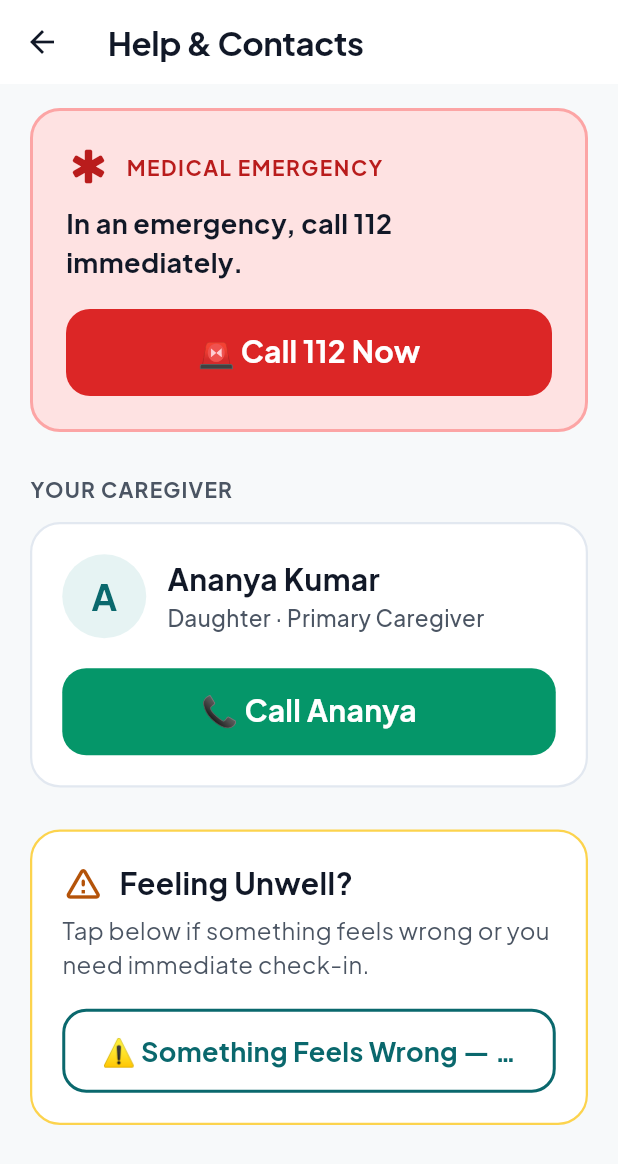
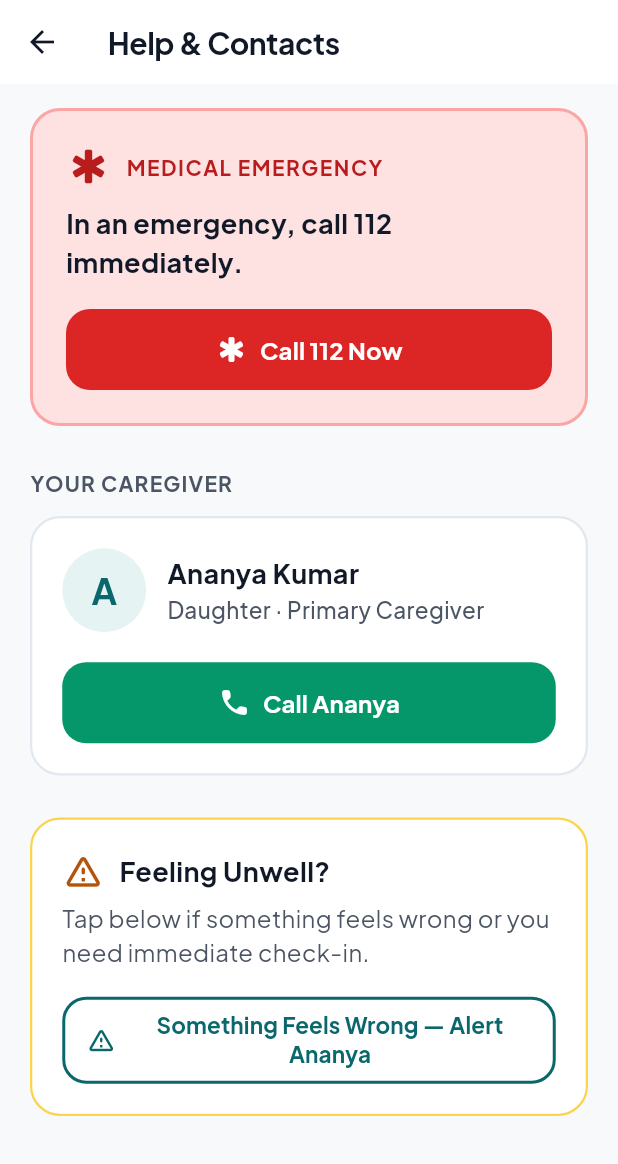
Before and after one commit to Nish344/Dhatri, a Flutter app: the PatientHelpScreen screen opened directly, on a phone screen of 412 x 824 dp. Shown: the top 1164 px of the screen. Run offline on Flutter 3.47's test engine with Material 3 defaults, Android fonts, the phone set to English and light mode, and no system bars; our stand-ins replace google_fonts.

Commit message:
Refactor UI components for improved accessibility and responsiveness; adjust typography sizes and button heights for consistency.

```diff
--- a/dhatri_flutter/lib/core/theme/app_theme.dart
+++ b/dhatri_flutter/lib/core/theme/app_theme.dart
@@ -26,7 +26,7 @@ class AppTheme {
         foregroundColor: AppColors.textPrimary,
         elevation: 0,
         centerTitle: false,
-        titleTextStyle: AppTypography.pageTitle.copyWith(fontSize: 22),
+        titleTextStyle: AppTypography.pageTitle.copyWith(fontSize: 20),
         systemOverlayStyle: SystemUiOverlayStyle.dark,
         surfaceTintColor: Colors.transparent,
       ),
--- a/dhatri_flutter/lib/core/theme/app_typography.dart
+++ b/dhatri_flutter/lib/core/theme/app_typography.dart
@@ -17,33 +17,33 @@ class AppTypography {
   );
 
   static TextStyle get pageTitle => GoogleFonts.plusJakartaSans(
-    fontSize: 28,
+    fontSize: 24,
     fontWeight: FontWeight.w700,
     color: AppColors.textPrimary,
     letterSpacing: -0.3,
+    height: 1.25,
+  );
+
+  static TextStyle get sectionTitle => GoogleFonts.plusJakartaSans(
+    fontSize: 20,
+    fontWeight: FontWeight.w600,
+    color: AppColors.textPrimary,
+    letterSpacing: -0.2,
     height: 1.3,
   );
 
-  static TextStyle get sectionTitle => GoogleFonts.plusJakartaSans(
-    fontSize: 22,
-    fontWeight: FontWeight.w600,
-    color: AppColors.textPrimary,
-    letterSpacing: -0.2,
-    height: 1.35,
-  );
-
   static TextStyle get cardTitle => GoogleFonts.plusJakartaSans(
-    fontSize: 20,
+    fontSize: 18,
     fontWeight: FontWeight.w700,
     color: AppColors.textPrimary,
     height: 1.3,
   );
 
   static TextStyle get primaryAction => GoogleFonts.plusJakartaSans(
-    fontSize: 20,
+    fontSize: 16,
     fontWeight: FontWeight.w700,
     color: AppColors.textOnPrimary,
-    letterSpacing: 0.2,
+    letterSpacing: 0.1,
   );
 
   static TextStyle get bodyLarge => GoogleFonts.plusJakartaSans(
--- a/dhatri_flutter/lib/ui/components/dhatri_buttons.dart
+++ b/dhatri_flutter/lib/ui/components/dhatri_buttons.dart
@@ -2,7 +2,7 @@ import 'package:flutter/material.dart';
 import '../../core/theme/app_colors.dart';
 import '../../core/theme/app_typography.dart';
 
-/// Primary action button designed to exceed 48x48 touch targets (default: 60dp height).
+/// Primary action button designed to meet accessible touch targets with responsive auto-fit.
 class DhatriPrimaryButton extends StatelessWidget {
   final String label;
   final VoidCallback? onPressed;
@@ -19,7 +19,7 @@ class DhatriPrimaryButton extends StatelessWidget {
     this.icon,
     this.backgroundColor,
     this.foregroundColor,
-    this.height = 60.0,
+    this.height = 56.0,
     this.isLoading = false,
   });
 
@@ -28,9 +28,11 @@ class DhatriPrimaryButton extends StatelessWidget {
     final bg = backgroundColor ?? AppColors.primary;
     final fg = foregroundColor ?? AppColors.textOnPrimary;
 
-    return SizedBox(
-      height: height,
-      width: double.infinity,
+    return ConstrainedBox(
+      constraints: BoxConstraints(
+        minHeight: height,
+        minWidth: double.infinity,
+      ),
       child: ElevatedButton(
         onPressed: isLoading ? null : onPressed,
         style: ElevatedButton.styleFrom(
@@ -41,12 +43,12 @@ class DhatriPrimaryButton extends StatelessWidget {
           shape: RoundedRectangleBorder(
             borderRadius: BorderRadius.circular(16),
           ),
-          padding: const EdgeInsets.symmetric(horizontal: 20),
+          padding: const EdgeInsets.symmetric(horizontal: 16, vertical: 12),
         ),
         child: isLoading
             ? SizedBox(
-                height: 24,
-                width: 24,
+                height: 22,
+                width: 22,
                 child: CircularProgressIndicator(
                   strokeWidth: 2.5,
                   valueColor: AlwaysStoppedAnimation<Color>(fg),
@@ -54,17 +56,23 @@ class DhatriPrimaryButton extends StatelessWidget {
               )
             : Row(
                 mainAxisAlignment: MainAxisAlignment.center,
+                mainAxisSize: MainAxisSize.min,
                 children: [
                   if (icon != null) ...[
-                    Icon(icon, size: 26, color: fg),
-                    const SizedBox(width: 10),
+                    Icon(icon, size: 22, color: fg),
+                    const SizedBox(width: 8),
                   ],
                   Flexible(
                     child: Text(
                       label,
-                      style: AppTypography.primaryAction.copyWith(color: fg),
+                      style: AppTypography.primaryAction.copyWith(
+                        color: fg,
+                        fontSize: 16,
+                        height: 1.25,
+                      ),
                       textAlign: TextAlign.center,
-                      maxLines: 1,
+                      maxLines: 2,
+                      softWrap: true,
                       overflow: TextOverflow.ellipsis,
                     ),
                   ),
@@ -75,7 +83,7 @@ class DhatriPrimaryButton extends StatelessWidget {
   }
 }
 
-/// Accessible Secondary/Outlined button.
+/// Accessible Secondary/Outlined button with responsive auto-fit.
 class DhatriSecondaryButton extends StatelessWidget {
   final String label;
   final VoidCallback? onPressed;
@@ -87,14 +95,16 @@ class DhatriSecondaryButton extends StatelessWidget {
     required this.label,
     required this.onPressed,
     this.icon,
-    this.height = 54.0,
+    this.height = 52.0,
   });
 
   @override
   Widget build(BuildContext context) {
-    return SizedBox(
-      height: height,
-      width: double.infinity,
+    return ConstrainedBox(
+      constraints: BoxConstraints(
+        minHeight: height,
+        minWidth: double.infinity,
+      ),
       child: OutlinedButton(
         onPressed: onPressed,
         style: OutlinedButton.styleFrom(
@@ -103,23 +113,26 @@ class DhatriSecondaryButton extends StatelessWidget {
           shape: RoundedRectangleBorder(
             borderRadius: BorderRadius.circular(16),
           ),
-          padding: const EdgeInsets.symmetric(horizontal: 20),
+          padding: const EdgeInsets.symmetric(horizontal: 16, vertical: 10),
         ),
         child: Row(
           mainAxisAlignment: MainAxisAlignment.center,
+          mainAxisSize: MainAxisSize.min,
           children: [
             if (icon != null) ...[
-              Icon(icon, size: 24, color: AppColors.primary),
-              const SizedBox(width: 10),
+              Icon(icon, size: 20, color: AppColors.primary),
+              const SizedBox(width: 8),
             ],
             Flexible(
               child: Text(
                 label,
                 style: AppTypography.primaryAction.copyWith(
                   color: AppColors.primary,
-                  fontSize: 18,
+                  fontSize: 15,
+                  height: 1.25,
                 ),
-                maxLines: 1,
+                maxLines: 2,
+                softWrap: true,
                 overflow: TextOverflow.ellipsis,
                 textAlign: TextAlign.center,
               ),
@@ -131,7 +144,7 @@ class DhatriSecondaryButton extends StatelessWidget {
   }
 }
 
-/// Extra Large Call button (70dp height) for Voice Interaction.
+/// Extra Large Call button (accessible min 68dp touch target) for Voice Interaction.
 class DhatriCallButton extends StatelessWidget {
   final String label;
   final VoidCallback onPressed;
@@ -148,8 +161,11 @@ class DhatriCallButton extends StatelessWidget {
 
   @override
   Widget build(BuildContext context) {
-    return SizedBox(
-      height: 72,
+    return ConstrainedBox(
+      constraints: const BoxConstraints(
+        minHeight: 68,
+        minWidth: double.infinity,
+      ),
       child: ElevatedButton(
         onPressed: onPressed,
         style: ElevatedButton.styleFrom(
@@ -159,21 +175,26 @@ class DhatriCallButton extends StatelessWidget {
           shape: RoundedRectangleBorder(
             borderRadius: BorderRadius.circular(20),
           ),
+          padding: const EdgeInsets.symmetric(horizontal: 20, vertical: 12),
         ),
         child: Row(
           mainAxisAlignment: MainAxisAlignment.center,
+          mainAxisSize: MainAxisSize.min,
           children: [
-            Icon(icon, size: 32, color: Colors.white),
+            Icon(icon, size: 30, color: Colors.white),
             const SizedBox(width: 12),
             Flexible(
               child: Text(
                 label,
                 style: AppTypography.displayLarge.copyWith(
-                  fontSize: 22,
+                  fontSize: 20,
                   color: Colors.white,
+                  height: 1.2,
                 ),
-                maxLines: 1,
+                maxLines: 2,
+                softWrap: true,
                 overflow: TextOverflow.ellipsis,
+                textAlign: TextAlign.center,
               ),
             ),
           ],
--- a/dhatri_flutter/lib/ui/screens/caregiver/caregiver_home_screen.dart
+++ b/dhatri_flutter/lib/ui/screens/caregiver/caregiver_home_screen.dart
@@ -24,8 +24,8 @@ class CaregiverHomeScreen extends StatelessWidget {
         title: Column(
           crossAxisAlignment: CrossAxisAlignment.start,
           children: [
-            Text('Caregiver Dashboard', style: AppTypography.pageTitle.copyWith(fontSize: 22)),
-            Text('Ananya Kumar · Primary Caregiver', style: AppTypography.supporting.copyWith(fontSize: 13)),
+            Text('Caregiver Portal', style: AppTypography.sectionTitle.copyWith(fontSize: 20)),
+            Text('Ananya Kumar · Primary Caregiver', style: AppTypography.supporting.copyWith(fontSize: 12)),
           ],
         ),
         actions: [
--- a/dhatri_flutter/lib/ui/screens/caregiver/patient_detail_screen.dart
+++ b/dhatri_flutter/lib/ui/screens/caregiver/patient_detail_screen.dart
@@ -89,7 +89,8 @@ class PatientDetailScreen extends StatelessWidget {
 
             // Remote Wellness Call Trigger (Guide §13)
             DhatriPrimaryButton(
-              label: '🎙 Initiate Wellness Call Now',
+              label: 'Initiate Wellness Call Now',
+              icon: Icons.mic_rounded,
               onPressed: () {
                 stream.triggerIncomingCall();
                 ScaffoldMessenger.of(context).showSnackBar(
@@ -103,7 +104,7 @@ class PatientDetailScreen extends StatelessWidget {
                 Navigator.pop(context);
               },
               backgroundColor: AppColors.callGreen,
-              height: 56,
+              height: 54,
             ),
 
             const SizedBox(height: 28),
--- a/dhatri_flutter/lib/ui/screens/patient/active_call_screen.dart
+++ b/dhatri_flutter/lib/ui/screens/patient/active_call_screen.dart
@@ -267,12 +267,13 @@ class ActiveCallScreen extends StatelessWidget {
                     children: [
                       Expanded(
                         child: DhatriPrimaryButton(
-                          label: isListening ? 'Listening...' : '🎙 Tap to Speak',
+                          label: isListening ? 'Listening...' : 'Tap to Speak',
+                          icon: isListening ? null : Icons.mic_rounded,
                           onPressed: isYourTurn
                               ? () => voice.submitPatientResponse(CopyHindi.patientSecondResponse)
                               : null,
                           backgroundColor: isYourTurn ? AppColors.callGreen : const Color(0xFF334155),
-                          height: 58,
+                          height: 54,
                         ),
                       ),
                       const SizedBox(width: 14),
--- a/dhatri_flutter/lib/ui/screens/patient/patient_help_screen.dart
+++ b/dhatri_flutter/lib/ui/screens/patient/patient_help_screen.dart
@@ -56,14 +56,15 @@ class PatientHelpScreen extends StatelessWidget {
                   ),
                   const SizedBox(height: 18),
                   DhatriPrimaryButton(
-                    label: '🚨 Call 112 Now',
+                    label: 'Call 112 Now',
+                    icon: Icons.emergency_rounded,
                     onPressed: () {
                       ScaffoldMessenger.of(context).showSnackBar(
                         const SnackBar(content: Text('Calling 112 Emergency Services...')),
                       );
                     },
                     backgroundColor: AppColors.emergencyRed,
-                    height: 58,
+                    height: 54,
                   ),
                 ],
               ),
@@ -118,14 +119,15 @@ class PatientHelpScreen extends StatelessWidget {
                   ),
                   const SizedBox(height: 20),
                   DhatriPrimaryButton(
-                    label: '📞 Call Ananya',
+                    label: 'Call Ananya',
+                    icon: Icons.phone_rounded,
                     onPressed: () {
                       ScaffoldMessenger.of(context).showSnackBar(
                         const SnackBar(content: Text('Calling Ananya (+91 98111 22233)...')),
                       );
                     },
                     backgroundColor: AppColors.callGreen,
-                    height: 58,
+                    height: 54,
                   ),
                 ],
               ),
@@ -158,7 +160,8 @@ class PatientHelpScreen extends StatelessWidget {
                   ),
                   const SizedBox(height: 18),
                   DhatriSecondaryButton(
-                    label: '⚠ Something Feels Wrong — Alert Ananya',
+                    label: 'Something Feels Wrong — Alert Ananya',
+                    icon: Icons.warning_amber_rounded,
                     onPressed: () {
                       care.triggerEmergencyHelp();
                       ScaffoldMessenger.of(context).showSnackBar(
@@ -168,7 +171,7 @@ class PatientHelpScreen extends StatelessWidget {
                         ),
                       );
                     },
-                    height: 56,
+                    height: 52,
                   ),
                 ],
               ),
```
Also changed, not shown: dhatri_flutter/lib/ui/components/dhatri_alert_card.dart (+29 -5 lines), dhatri_flutter/lib/ui/components/dhatri_medication_card.dart (+30 -15 lines), dhatri_flutter/lib/ui/screens/caregiver/alert_detail_screen.dart (+4 -3 lines), dhatri_flutter/lib/ui/screens/caregiver/prescription_review_screen.dart (+4 -3 lines), dhatri_flutter/lib/ui/screens/caregiver/prescription_upload_screen.dart (+22 -18 lines), dhatri_flutter/lib/ui/screens/doctor/doctor_dashboard_screen.dart (+10 -5 lines).
